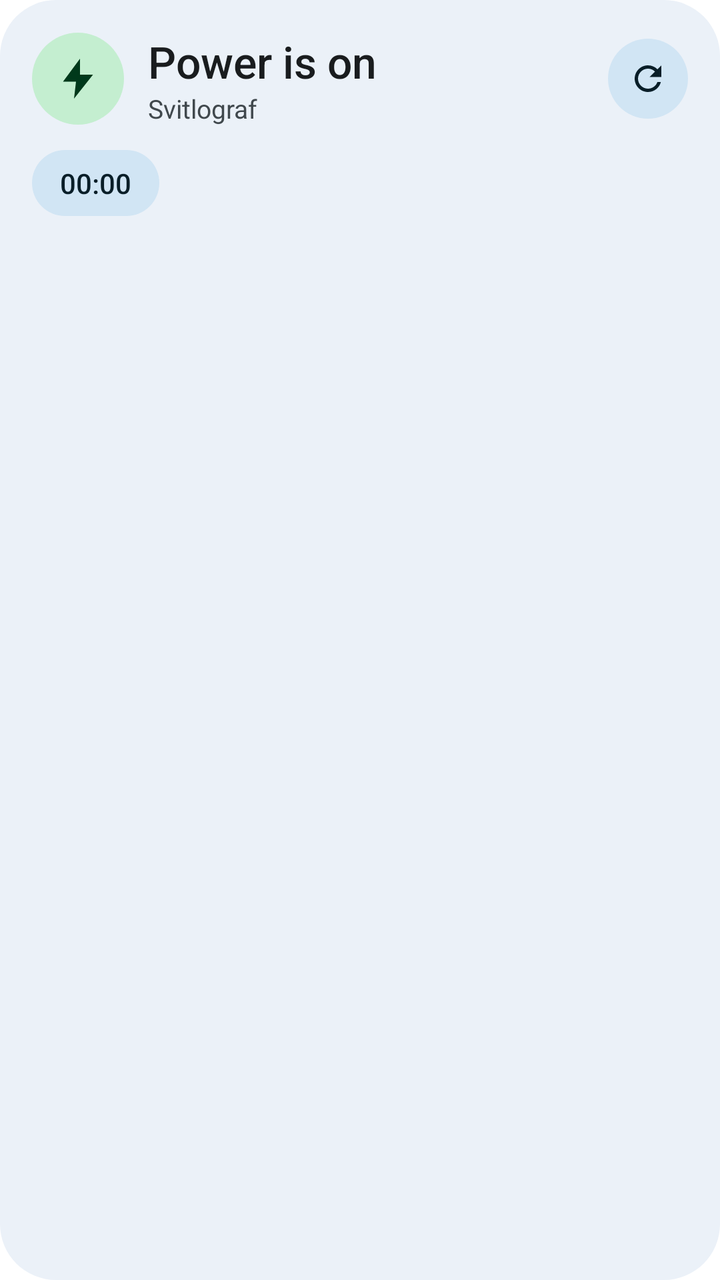
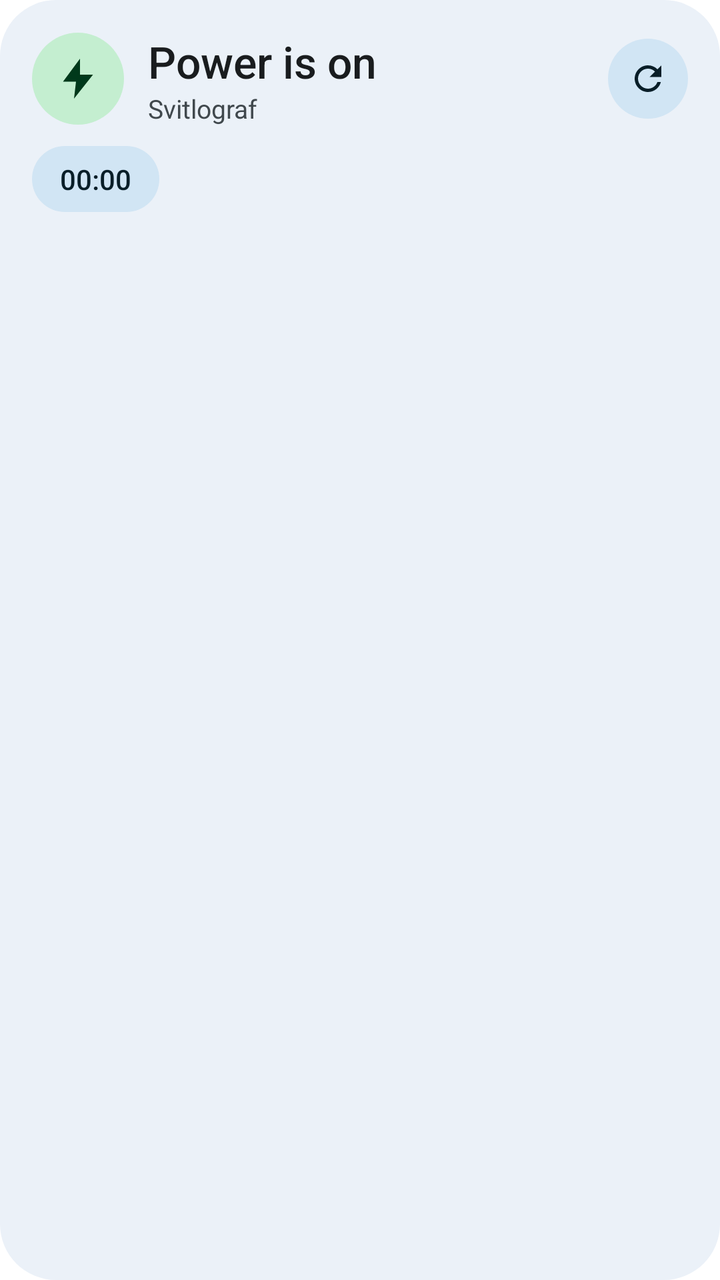

Compare the two renders of this Android layout. The source of the first and the diff that turns it into the second are given below.
<!-- AndroidManifest.xml: application theme Theme.Svitlograf -->
<!-- res/layout/widget.xml -->
<?xml version="1.0" encoding="utf-8"?>
<FrameLayout xmlns:android="http://schemas.android.com/apk/res/android"
    android:id="@+id/root"
    android:layout_width="match_parent"
    android:layout_height="match_parent"
    android:background="@drawable/widget_bg"
    android:padding="16dp">

    <LinearLayout
        android:layout_width="match_parent"
        android:layout_height="wrap_content"
        android:orientation="vertical">

        <LinearLayout
            android:layout_width="match_parent"
            android:layout_height="wrap_content"
            android:gravity="center_vertical"
            android:orientation="horizontal">

            <ImageView
                android:id="@+id/badge"
                android:layout_width="46dp"
                android:layout_height="46dp"
                android:src="@drawable/badge_on"
                android:importantForAccessibility="no" />

            <LinearLayout
                android:layout_width="0dp"
                android:layout_height="wrap_content"
                android:layout_weight="1"
                android:layout_marginStart="12dp"
                android:orientation="vertical">

                <TextView
                    android:id="@+id/status"
                    android:layout_width="wrap_content"
                    android:layout_height="wrap_content"
                    android:fontFamily="sans-serif-medium"
                    android:maxLines="1"
                    android:ellipsize="end"
                    android:text="@string/power_on"
                    android:textColor="@color/w_on_surface"
                    android:textSize="22sp" />

                <TextView
                    android:id="@+id/subtitle"
                    android:layout_width="wrap_content"
                    android:layout_height="wrap_content"
                    android:maxLines="1"
                    android:ellipsize="end"
                    android:text="@string/app_name"
                    android:textColor="@color/w_on_surface_variant"
                    android:textSize="13sp" />
            </LinearLayout>

            <ImageView
                android:id="@+id/refresh"
                android:layout_width="40dp"
                android:layout_height="40dp"
                android:layout_marginStart="8dp"
                android:background="@drawable/circle_pill"
                android:padding="10dp"
                android:src="@drawable/ic_refresh"
                android:contentDescription="@string/refresh" />
        </LinearLayout>

        <LinearLayout
            android:id="@+id/pill"
            android:layout_width="wrap_content"
            android:layout_height="wrap_content"
            android:layout_marginTop="12dp"
            android:background="@drawable/pill"
            android:gravity="center_vertical"
            android:orientation="horizontal"
            android:paddingStart="14dp"
            android:paddingTop="7dp"
            android:paddingEnd="14dp"
            android:paddingBottom="7dp">

            <TextView
                android:id="@+id/next_label"
                android:layout_width="wrap_content"
                android:layout_height="wrap_content"
                android:maxLines="1"
                android:ellipsize="end"
                android:textColor="@color/w_on_pill"
                android:textSize="14sp" />

            <Chronometer
                android:id="@+id/countdown"
                android:layout_width="wrap_content"
                android:layout_height="wrap_content"
                android:fontFamily="sans-serif-medium"
                android:fontFeatureSettings="tnum"
                android:textColor="@color/w_on_pill"
                android:textSize="14sp" />
        </LinearLayout>

        <TextView
            android:id="@+id/alert"
            android:layout_width="match_parent"
            android:layout_height="wrap_content"
            android:layout_marginTop="8dp"
            android:text="@string/emergency_banner"
            android:textColor="@color/w_error"
            android:textSize="12.5sp"
            android:visibility="gone" />

        <FrameLayout
            android:id="@+id/timeline"
            android:layout_width="match_parent"
            android:layout_height="wrap_content"
            android:layout_marginTop="14dp">

            <ImageView
                android:id="@+id/tl_track"
                android:layout_width="match_parent"
                android:layout_height="wrap_content"
                android:adjustViewBounds="true"
                android:scaleType="fitStart"
                android:tint="@color/w_track"
                android:importantForAccessibility="no" />

            <ImageView
                android:id="@+id/tl_on"
                android:layout_width="match_parent"
                android:layout_height="wrap_content"
                android:adjustViewBounds="true"
                android:scaleType="fitStart"
                android:tint="@color/power_on"
                android:importantForAccessibility="no" />

            <ImageView
                android:id="@+id/tl_off"
                android:layout_width="match_parent"
                android:layout_height="wrap_content"
                android:adjustViewBounds="true"
                android:scaleType="fitStart"
                android:tint="@color/power_off"
                android:importantForAccessibility="no" />

            <ImageView
                android:id="@+id/tl_text"
                android:layout_width="match_parent"
                android:layout_height="wrap_content"
                android:adjustViewBounds="true"
                android:scaleType="fitStart"
                android:tint="@color/w_on_surface_variant"
                android:importantForAccessibility="no" />

            <ImageView
                android:id="@+id/tl_marker"
                android:layout_width="match_parent"
                android:layout_height="wrap_content"
                android:adjustViewBounds="true"
                android:scaleType="fitStart"
                android:tint="@color/w_on_surface"
                android:importantForAccessibility="no" />
        </FrameLayout>

        <TextView
            android:id="@+id/intervals"
            android:layout_width="match_parent"
            android:layout_height="wrap_content"
            android:layout_marginTop="8dp"
            android:lineSpacingExtra="2dp"
            android:textColor="@color/w_on_surface_variant"
            android:textSize="12.5sp" />
    </LinearLayout>
</FrameLayout>
<!-- resources referenced by this layout -->
<resources>
  <color name="power_off">#FFE0473F</color>
  <color name="power_on">#FF2E9E5B</color>
  <color name="w_error">#FFBA1A1A</color>
  <color name="w_on_pill">#FF1D192B</color>
  <color name="w_on_surface">#FF1D1B20</color>
  <color name="w_on_surface_variant">#FF49454F</color>
  <color name="w_track">#FFE2DCE7</color>
  <!-- drawable badge_on (drawable) -->
  <?xml version="1.0" encoding="utf-8"?>
  <layer-list xmlns:android="http://schemas.android.com/apk/res/android">
      <item>
          <shape android:shape="oval"><solid android:color="@color/power_on_container" /></shape>
      </item>
      <item android:top="11dp" android:bottom="11dp" android:left="11dp" android:right="11dp">
          <vector android:width="24dp" android:height="24dp" android:viewportWidth="24" android:viewportHeight="24">
              <path android:fillColor="@color/power_on_on_container" android:pathData="M13,2L4.5,13.5H11L10,22L19.5,10H13L13,2Z" />
          </vector>
      </item>
  </layer-list>
  <!-- drawable circle_pill (drawable) -->
  <?xml version="1.0" encoding="utf-8"?>
  <shape xmlns:android="http://schemas.android.com/apk/res/android" android:shape="oval">
      <solid android:color="@color/w_pill" />
  </shape>
  <!-- drawable ic_refresh (drawable) -->
  <?xml version="1.0" encoding="utf-8"?>
  <vector xmlns:android="http://schemas.android.com/apk/res/android"
      android:width="24dp" android:height="24dp" android:viewportWidth="24" android:viewportHeight="24">
      <path android:fillColor="@color/w_on_pill"
          android:pathData="M17.65,6.35C16.2,4.9 14.21,4 12,4c-4.42,0 -7.99,3.58 -7.99,8s3.57,8 7.99,8c3.73,0 6.84,-2.55 7.73,-6h-2.08c-0.82,2.33 -3.04,4 -5.65,4 -3.31,0 -6,-2.69 -6,-6s2.69,-6 6,-6c1.66,0 3.14,0.69 4.22,1.78L13,11h7V4l-2.35,2.35z" />
  </vector>
  <!-- drawable pill (drawable) -->
  <?xml version="1.0" encoding="utf-8"?>
  <shape xmlns:android="http://schemas.android.com/apk/res/android" android:shape="rectangle">
      <corners android:radius="100dp" />
      <solid android:color="@color/w_pill" />
  </shape>
  <!-- drawable widget_bg (drawable) -->
  <?xml version="1.0" encoding="utf-8"?>
  <shape xmlns:android="http://schemas.android.com/apk/res/android" android:shape="rectangle">
      <corners android:radius="@dimen/widget_radius" />
      <solid android:color="@color/w_surface" />
  </shape>
  <string name="app_name">Svitlograf</string>
  <string name="emergency_banner">Emergency outages — the schedule may not apply</string>
  <string name="power_on">Power is on</string>
  <string name="refresh">Refresh</string>
  <style name="Theme.Svitlograf" parent="Theme.Material3Expressive.DayNight.NoActionBar">
          <item name="android:statusBarColor">@android:color/transparent</item>
          <item name="android:navigationBarColor">@android:color/transparent</item>
      </style>
  <color name="power_on_container">#FFC4EED0</color>
  <color name="power_on_on_container">#FF00391B</color>
  <color name="w_pill">#FFE8DEF8</color>
  <dimen name="widget_radius">24dp</dimen>
  <color name="w_surface">#FFF3EDF7</color>
</resources>

<!-- the commit's change to res/layout/widget.xml (unified diff, before → after) -->
@@ -68,7 +68,7 @@
             android:id="@+id/pill"
             android:layout_width="wrap_content"
             android:layout_height="wrap_content"
-            android:layout_marginTop="12dp"
+            android:layout_marginTop="10dp"
             android:background="@drawable/pill"
             android:gravity="center_vertical"
             android:orientation="horizontal"
@@ -110,7 +110,7 @@
             android:id="@+id/timeline"
             android:layout_width="match_parent"
             android:layout_height="wrap_content"
-            android:layout_marginTop="14dp">
+            android:layout_marginTop="10dp">
 
             <ImageView
                 android:id="@+id/tl_track"
@@ -162,7 +162,7 @@
             android:id="@+id/intervals"
             android:layout_width="match_parent"
             android:layout_height="wrap_content"
-            android:layout_marginTop="8dp"
+            android:layout_marginTop="6dp"
             android:lineSpacingExtra="2dp"
             android:textColor="@color/w_on_surface_variant"
             android:textSize="12.5sp" />
